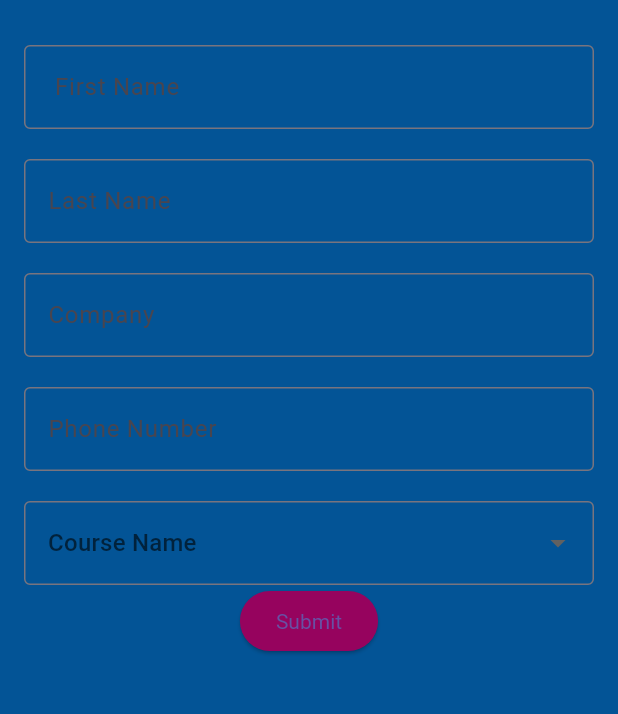
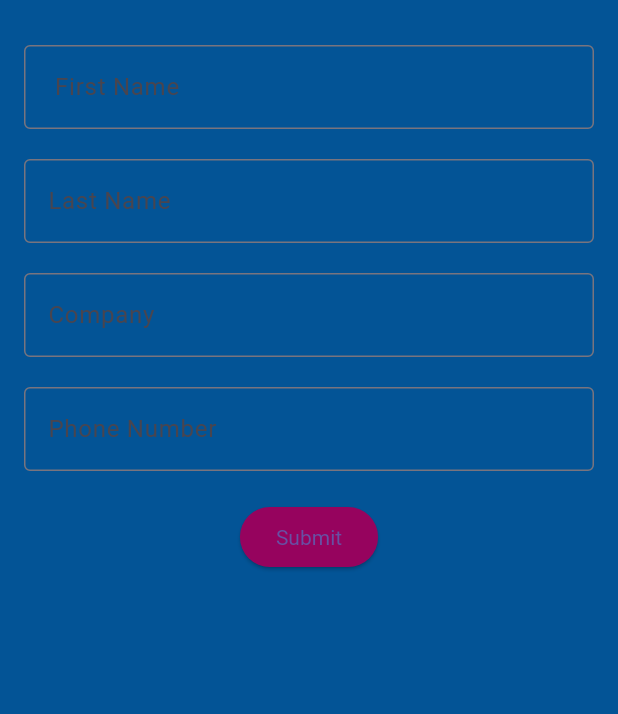
Before and after one commit to Matthias-Ab/AVIET, a Flutter app: the screen it shows after launch, item 3 of the bottom bar chosen, after a tap on the "arrow circle right" icon, on a phone screen of 412 x 824 dp, the part 63-777 px from its top. Run offline on Flutter 3.47's test engine with Material 3 defaults, Android fonts, the phone set to English and light mode, and no system bars; network calls fail.

Commit message:
modified:   lib/Detail/course_detail.dart 	modified:   lib/homepage.dart 	modified:   lib/pages/courses.dart 	modified:   lib/pages/enroll.dart 	modified:   lib/pages/forms/familiarization.dart 	modified:   lib/pages/forms/generalizatio.dart 	modified:   lib/pages/forms/nonpart.dart 	modified:   lib/pages/forms/part.dart 	modified:   lib/pages/forms/specialized.dart 	modified:   lib/pages/home.dart 	modified:   lib/pages/menu.dart

```diff
--- a/lib/homepage.dart
+++ b/lib/homepage.dart
@@ -6,7 +6,7 @@ import 'package:navigation_bar/pages/menu.dart';
 
 
 class HomePage extends StatefulWidget {
-  const HomePage ({Key? key}) : super(key: key);
+  const HomePage ({super.key});
 
   @override
   _HomePageState createState() => _HomePageState();
@@ -22,10 +22,10 @@ class _HomePageState extends State<HomePage> {
   }
 
   final List<Widget> _pages = [
-    UserHome(),
-    UserCourses(),
-    UserEnroll(),
-    UserMenu(),
+    const UserHome(),
+    const UserCourses(),
+    const UserEnroll(),
+    const UserMenu(),
   ];
 
   @override
@@ -35,7 +35,7 @@ class _HomePageState extends State<HomePage> {
 
 
       bottomNavigationBar: BottomNavigationBar(
-        backgroundColor: Color.fromARGB(255, 3, 84, 150),
+        backgroundColor: const Color.fromARGB(255, 3, 84, 150),
           currentIndex: _selectedIndex,
           onTap: _navigateBottomBar,
           type: BottomNavigationBarType.fixed,
@@ -44,10 +44,10 @@ class _HomePageState extends State<HomePage> {
           unselectedFontSize: 12,
           selectedItemColor: Colors.pink[400],
           items: [
-          BottomNavigationBarItem(icon: Icon(Icons.home), label: "Home", backgroundColor: Colors.pink[400]),
-          BottomNavigationBarItem(icon: Icon(Icons.book), label: "Courses"),
-          BottomNavigationBarItem(icon: Icon(Icons.edit_document), label: "Enroll"),
-          BottomNavigationBarItem(icon: Icon(Icons.menu), label: "Menu"),
+          BottomNavigationBarItem(icon: const Icon(Icons.home), label: "Home", backgroundColor: Colors.pink[400]),
+          const BottomNavigationBarItem(icon: Icon(Icons.book), label: "Courses"),
+          const BottomNavigationBarItem(icon: Icon(Icons.edit_document), label: "Enroll"),
+          const BottomNavigationBarItem(icon: Icon(Icons.menu), label: "Menu"),
 
         ],
 
--- a/lib/pages/courses.dart
+++ b/lib/pages/courses.dart
@@ -2,8 +2,6 @@ import 'package:flutter/material.dart';
 import 'package:navigation_bar/Detail/course_detail.dart';
 import 'package:navigation_bar/common/card_list.dart';
 import 'package:navigation_bar/model/car.dart';
-import 'package:navigation_bar/Detail/course_detail.dart';
-import 'package:navigation_bar/common/card_list.dart';
 
 class UserCourses extends StatelessWidget {
   const UserCourses({super.key});
--- a/lib/pages/enroll.dart
+++ b/lib/pages/enroll.dart
@@ -7,11 +7,13 @@ import 'package:navigation_bar/pages/forms/part.dart';
 
 
 class UserEnroll extends StatelessWidget {
+  const UserEnroll({super.key});
+
 
   @override
   Widget build(BuildContext context) {
     return Scaffold(
-      backgroundColor: Color.fromARGB(255, 3, 84, 150),
+      backgroundColor: const Color.fromARGB(255, 3, 84, 150),
 // Header
       body: Column(children: [
         Container(
@@ -110,7 +112,7 @@ class UserEnroll extends StatelessWidget {
                       ),
                       IconButton(
                         onPressed: () {
-                          Navigator.push(context, MaterialPageRoute(builder: (context)=>  generalization()));
+                          Navigator.push(context, MaterialPageRoute(builder: (context)=>  const generalization()));
                         },
                         icon: const Icon(
                         Icons.arrow_circle_right,
@@ -156,7 +158,7 @@ class UserEnroll extends StatelessWidget {
                       ),
                       IconButton(
                         onPressed: () {
-                          Navigator.push(context, MaterialPageRoute(builder: (context) =>  partcourse()));
+                          Navigator.push(context, MaterialPageRoute(builder: (context) =>  const partcourse()));
                         },
                         icon: const Icon(
                         Icons.arrow_circle_right,
@@ -203,7 +205,7 @@ class UserEnroll extends StatelessWidget {
                       ),
                       IconButton(
                         onPressed: () {
-                          Navigator.push(context, MaterialPageRoute(builder: (context) =>  nonpart()));
+                          Navigator.push(context, MaterialPageRoute(builder: (context) =>  const nonpart()));
                         },
                         icon: const Icon(
                         Icons.arrow_circle_right,
@@ -248,7 +250,7 @@ class UserEnroll extends StatelessWidget {
                       ),
                       IconButton(
                         onPressed: () {
-                          Navigator.push(context, MaterialPageRoute(builder: (context) =>  specialized()));
+                          Navigator.push(context, MaterialPageRoute(builder: (context) =>  const specialized()));
                         },
                         icon: const Icon(
                         Icons.arrow_circle_right,
@@ -295,7 +297,7 @@ class UserEnroll extends StatelessWidget {
                       ),
                       IconButton(
                         onPressed: () {
-                          Navigator.push(context, MaterialPageRoute(builder: (context) => familiarization()));
+                          Navigator.push(context, MaterialPageRoute(builder: (context) => const familiarization()));
                         },
                         icon: const Icon(
                         Icons.arrow_circle_right,
--- a/lib/pages/forms/generalizatio.dart
+++ b/lib/pages/forms/generalizatio.dart
@@ -1,6 +1,8 @@
 import 'package:flutter/material.dart';
 
 class generalization extends StatefulWidget {
+  const generalization({super.key});
+
   @override
   _generalizationState createState() => _generalizationState();
 }
@@ -9,21 +11,21 @@ class _generalizationState extends State<generalization> {
   final _formKey = GlobalKey<FormState>();
   String _name = "";
   int _age = 0;
-  String _sex = "";
+  final String _sex = "";
 
   final List<String> _sexOptions = ["Male", "Female", "Other"];
 
   @override
   Widget build(BuildContext context) {
 
-    var _selectedValue;
+    String selectedValue;
     return Scaffold(
-      backgroundColor: Color.fromARGB(255, 3, 84, 150),
+      backgroundColor: const Color.fromARGB(255, 3, 84, 150),
       appBar: AppBar(
-        title: Text('General Training Form',),
-        backgroundColor: Color.fromARGB(255, 3, 84, 150),
+        title: const Text('General Training Form',),
+        backgroundColor: const Color.fromARGB(255, 3, 84, 150),
         //color: Color.fromARGB(255, 3, 84, 150),
-        foregroundColor: Color.fromARGB(255, 255, 255, 255),
+        foregroundColor: const Color.fromARGB(255, 255, 255, 255),
 
       ),
       body: SingleChildScrollView(
@@ -34,7 +36,7 @@ class _generalizationState extends State<generalization> {
             child: Column(
               children: [
                 TextFormField(
-                  decoration: InputDecoration(
+                  decoration: const InputDecoration(
                     labelText: " First Name",
 
                     border: OutlineInputBorder()
@@ -48,12 +50,12 @@ class _generalizationState extends State<generalization> {
                   onSaved: (value) => setState(() => _name = value!),
                 ),
 
-                SizedBox(
+                const SizedBox(
                         height: 20,
                       ),
 
                 TextFormField(
-                  decoration: InputDecoration(
+                  decoration: const InputDecoration(
                     labelText: "Last Name",
                     border: OutlineInputBorder()
                   ),
@@ -66,12 +68,12 @@ class _generalizationState extends State<generalization> {
                   onSaved: (value) => setState(() => _name = value!),
                 ),
 
-                SizedBox(
+                const SizedBox(
                         height: 20,
                       ),
 
                 TextFormField(
-                  decoration: InputDecoration(
+                  decoration: const InputDecoration(
                     labelText: "Company",
                     border: OutlineInputBorder(),
                     focusColor: Colors.white,
@@ -85,12 +87,12 @@ class _generalizationState extends State<generalization> {
                   onSaved: (value) => setState(() => _name = value!),
                 ),
 
-                SizedBox(
+                const SizedBox(
                         height: 20,
                       ),
 
                 TextFormField(
-                  decoration: InputDecoration(
+                  decoration: const InputDecoration(
                     labelText: "Phone Number",
 
                     border: OutlineInputBorder(
@@ -114,67 +116,11 @@ class _generalizationState extends State<generalization> {
                   onSaved: (value) => setState(() => _age = int.parse(value!)),
                 ),
 
-                SizedBox(
+                const SizedBox(
                         height: 20,
                       ),
 
-                DropdownButtonFormField<String>(
-                  value: _selectedValue,
-                  decoration: InputDecoration(
-                    border: OutlineInputBorder(
-                      borderSide: BorderSide(
-                        color: Colors.pink.shade700,
-                      )
-                    ),
-                  ),
-                   // Currently selected value
-                  hint: Text('Course Name',), // Placeholder text
-                  items: [
-                      // List of DropdownMenuItem objects
-                    DropdownMenuItem(
-                      value: 'Airbus A330-200',
-                      child: Text('Airbus A330-200'),
-                    ),
-                    DropdownMenuItem(
-                      value: 'Option 1',
-                      child: Text('Option 1'),
-                    ),
-                    DropdownMenuItem(
-                      value: 'Option 1',
-                      child: Text('Option 1'),
-                    ),
-                    DropdownMenuItem(
-                      value: 'Option 1',
-                      child: Text('Option 1'),
-                    ),
-                    DropdownMenuItem(
-                      value: 'Option 1',
-                      child: Text('Option 1'),
-                    ),
-                    DropdownMenuItem(
-                      value: 'Option 1',
-                      child: Text('Option 1'),
-                    ),
-                    DropdownMenuItem(
-                      value: 'Option 1',
-                      child: Text('Option 1'),
-                    ),
-                    DropdownMenuItem(
-                      value: 'Option 1',
-                      child: Text('Option 1'),
-                    ),
-                    DropdownMenuItem(
-                      value: 'Option 2',
-                      child: Text('Option 2'),
-                    ),
-                      // ... Add more options as needed
-                  ],
-                  onChanged: (String? newValue) {
-                    setState(() {
-                      _selectedValue = newValue!;
-                    });
-                  },
-                ),
+
 
                 ElevatedButton(
 
@@ -185,13 +131,13 @@ class _generalizationState extends State<generalization> {
                       print('Name: $_name, Age: $_age, Sex: $_sex');
                     }
                   },
-                  child: Text('Submit'),
                   style: ElevatedButton.styleFrom(
-                    backgroundColor: Color.fromARGB(255, 150, 3, 94),
-                    textStyle: TextStyle(
-                      color: const Color.fromARGB(255, 255, 255, 255)
+                    backgroundColor: const Color.fromARGB(255, 150, 3, 94),
+                    textStyle: const TextStyle(
+                      color: Color.fromARGB(255, 255, 255, 255)
                     )
                   ),
+                  child: const Text('Submit'),
                 ),
               ],
             ),
--- a/lib/pages/home.dart
+++ b/lib/pages/home.dart
@@ -1,12 +1,13 @@
 import 'package:flutter/material.dart';
-import 'package:flutter/widgets.dart';
 // import '../assets/Logo/';
 
 class UserHome extends StatelessWidget {
+  const UserHome({super.key});
+
   @override
   Widget build(BuildContext context) {
     return Scaffold(
-      backgroundColor: Color.fromARGB(255, 3, 84, 150),
+      backgroundColor: const Color.fromARGB(255, 3, 84, 150),
       // Header
       body: Column(children: [
         Container(
@@ -76,7 +77,7 @@ class UserHome extends StatelessWidget {
                           padding: const EdgeInsets.all(38),
                           height: 100,
                           width: 100,
-                          child: Icon(Icons.airplanemode_on)
+                          child: const Icon(Icons.airplanemode_on)
                           //Image.asset('../assets/icons/open-book.png'),
 
                           ),
@@ -105,7 +106,7 @@ class UserHome extends StatelessWidget {
                           margin: const EdgeInsets.only(left: 20),
                           height: 100,
                           width: 100,
-                          child: Icon(Icons.library_books)
+                          child: const Icon(Icons.library_books)
                           //Image.asset('../assets/icons/book-of-black-cover-closed.png'),
                           ),
                       const SizedBox(
@@ -133,7 +134,7 @@ class UserHome extends StatelessWidget {
                           margin: const EdgeInsets.only(left: 20),
                           height: 100,
                           width: 100,
-                          child: Icon(Icons.tire_repair)
+                          child: const Icon(Icons.tire_repair)
                           // Image.asset('../assets/icons/screwdriver-and-doble-wrench.png'),
                           ),
                       const SizedBox(
@@ -206,7 +207,7 @@ class UserHome extends StatelessWidget {
                             Navigator.push(
                                 context,
                                 MaterialPageRoute(
-                                    builder: (context) => UserHome()));
+                                    builder: (context) => const UserHome()));
                           },
                           icon: const Icon(
                             Icons.arrow_circle_right,
@@ -254,7 +255,7 @@ class UserHome extends StatelessWidget {
 
 
 
-              SizedBox(
+              const SizedBox(
                 height: 20,
               ),
 
@@ -284,7 +285,7 @@ class UserHome extends StatelessWidget {
                           padding: const EdgeInsets.all(38),
                           height: 100,
                           width: 100,
-                          child: Icon(Icons.airplanemode_on)
+                          child: const Icon(Icons.airplanemode_on)
                           //Image.asset('../assets/icons/open-book.png'),
 
                           ),
@@ -313,7 +314,7 @@ class UserHome extends StatelessWidget {
                           margin: const EdgeInsets.only(left: 20),
                           height: 100,
                           width: 100,
-                          child: Icon(Icons.library_books)
+                          child: const Icon(Icons.library_books)
                           //Image.asset('../assets/icons/book-of-black-cover-closed.png'),
                           ),
                       const SizedBox(
@@ -342,7 +343,7 @@ class UserHome extends StatelessWidget {
                           margin: const EdgeInsets.only(left: 20),
                           height: 100,
                           width: 100,
-                          child: Icon(Icons.tire_repair)
+                          child: const Icon(Icons.tire_repair)
                           // Image.asset('../assets/icons/screwdriver-and-doble-wrench.png'),
                           ),
                       const SizedBox(
@@ -360,7 +361,7 @@ class UserHome extends StatelessWidget {
                 ],
               ),
 
-              SizedBox(
+              const SizedBox(
                 height: 20,
               ),
 
@@ -377,7 +378,7 @@ class UserHome extends StatelessWidget {
                           padding: const EdgeInsets.all(38),
                           height: 100,
                           width: 100,
-                          child: Icon(Icons.airplanemode_on)
+                          child: const Icon(Icons.airplanemode_on)
                           //Image.asset('../assets/icons/open-book.png'),
 
                           ),
@@ -406,7 +407,7 @@ class UserHome extends StatelessWidget {
                           margin: const EdgeInsets.only(left: 20),
                           height: 100,
                           width: 100,
-                          child: Icon(Icons.library_books)
+                          child: const Icon(Icons.library_books)
                           //Image.asset('../assets/icons/book-of-black-cover-closed.png'),
                           ),
                       const SizedBox(
@@ -423,7 +424,7 @@ class UserHome extends StatelessWidget {
                   ),
                 ],
               ),
-              SizedBox(
+              const SizedBox(
                 height: 20,
               ),
               // OUR APPROVALS
@@ -470,7 +471,7 @@ class UserHome extends StatelessWidget {
   Widget buildCard() => Container(
         width: 200,
         height: 500,
-        color: Color.fromARGB(255, 3, 84, 150),
+        color: const Color.fromARGB(255, 3, 84, 150),
         child: Column(
           children: [
             Image.network(
--- a/lib/pages/menu.dart
+++ b/lib/pages/menu.dart
@@ -1,10 +1,12 @@
 import 'package:flutter/material.dart';
 
 class UserMenu extends StatelessWidget {
+  const UserMenu({super.key});
+
 
   @override
   Widget build(BuildContext context) {
-    return Center(
+    return const Center(
       child: Text(
         "Menu Page",
         style: TextStyle(fontSize: 50),
```
Also changed, not shown: lib/Detail/course_detail.dart (+6 -6 lines), lib/pages/forms/familiarization.dart (+9 -7 lines), lib/pages/forms/nonpart.dart (+9 -7 lines), lib/pages/forms/part.dart (+9 -7 lines), lib/pages/forms/specialized.dart (+7 -7 lines).
